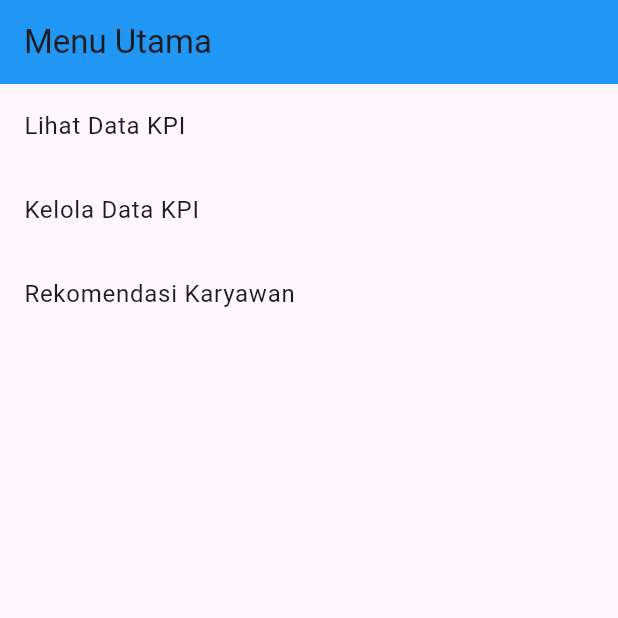
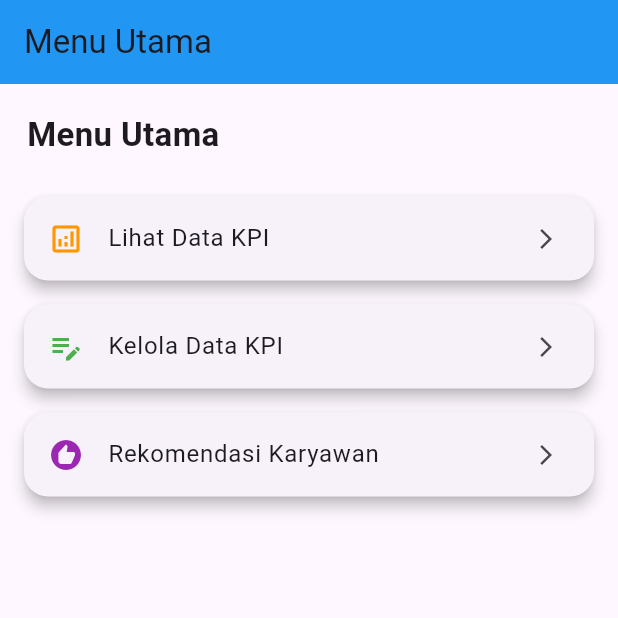
Before and after one commit to abyan29/project_mobile, a Flutter app: the DashboardPage screen opened directly, on a phone screen of 412 x 824 dp, the top half of it. Run offline on Flutter 3.47's test engine with Material 3 defaults, Android fonts, the phone set to English and light mode, and no system bars.

Commit message:
perubahan 2

```diff
--- a/lib/page/ui/dashboard.dart
+++ b/lib/page/ui/dashboard.dart
@@ -1,4 +1,5 @@
 import 'package:flutter/material.dart';
+import 'package:my_project/widget/menu_card.dart'; // Pastikan path-nya benar
 
 class DashboardPage extends StatelessWidget {
   const DashboardPage({Key? key}) : super(key: key);
@@ -12,31 +13,39 @@ class DashboardPage extends StatelessWidget {
       ),
       body: ListView(
         children: [
-          // Menampilkan menu di dalam dashboard
-          ListTile(
-            title: const Text('Lihat Data KPI'),
+          const Padding(
+            padding: EdgeInsets.all(18.0),
+            child: Text(
+              'Menu Utama',
+              style: TextStyle(fontSize: 22, fontWeight: FontWeight.bold),
+            ),
+          ),
+
+          // Gunakan komponen yang dipisah
+          MenuCard(
+            title: 'Lihat Data KPI',
+            icon: Icons.analytics_outlined,
+            iconColor: Colors.orange,
             onTap: () {
-              Navigator.pushNamed(context, '/kpiList'); // Ganti dengan nama route yang sesuai
+              Navigator.pushNamed(context, '/kpiList');
             },
           ),
-          ListTile(
-            title: const Text('Kelola Data KPI'),
+          MenuCard(
+            title: 'Kelola Data KPI',
+            icon: Icons.edit_note,
+            iconColor: Colors.green,
             onTap: () {
-              Navigator.pushNamed(context, '/manageKpi'); // Ganti dengan nama route yang sesuai
+              Navigator.pushNamed(context, '/manageKpi');
             },
           ),
-          ListTile(
-            title: const Text('Rekomendasi Karyawan'),
+          MenuCard(
+            title: 'Rekomendasi Karyawan',
+            icon: Icons.recommend,
+            iconColor: Colors.purple,
             onTap: () {
-              Navigator.pushNamed(context, '/recommendation'); // Ganti dengan nama route yang sesuai
+              Navigator.pushNamed(context, '/recommendation');
             },
           ),
-          // ListTile(
-          //   title: Text('Masuk ke deep web'),
-          //   onTap: () {
-          //     Navigator.pushNamed(context, '');
-          //   },
-          // ),
         ],
       ),
     );
--- /dev/null
+++ b/lib/widget/menu_card.dart
@@ -0,0 +1,31 @@
+import 'package:flutter/material.dart';
+
+class MenuCard extends StatelessWidget {
+  final String title;
+  final IconData icon;
+  final Color iconColor;
+  final VoidCallback onTap;
+
+  const MenuCard({
+    Key? key,
+    required this.title,
+    required this.icon,
+    required this.iconColor,
+    required this.onTap,
+  }) : super(key: key);
+
+  @override
+  Widget build(BuildContext context) {
+    return Card(
+      elevation: 4,
+      margin: EdgeInsets.symmetric(horizontal: 16, vertical: 8),
+      shape: RoundedRectangleBorder(borderRadius: BorderRadius.circular(16)),
+      child: ListTile(
+        leading: Icon(icon, color: iconColor),
+        title: Text(title),
+        trailing: const Icon(Icons.arrow_forward_ios, size: 16),
+        onTap: onTap,
+      ),
+    );
+  }
+}
```
Also changed, not shown: 1 other file.
